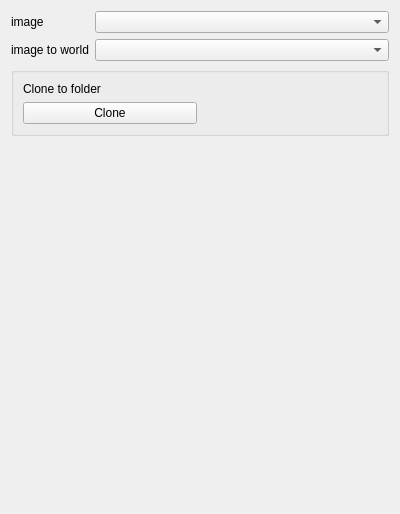
Old version of the form Code/Gui/MITK/Plugins/uk.ac.ucl.cmic.igitrackedimage/src/internal/TrackedImageView.ui in the repository NifTK/NifTK.
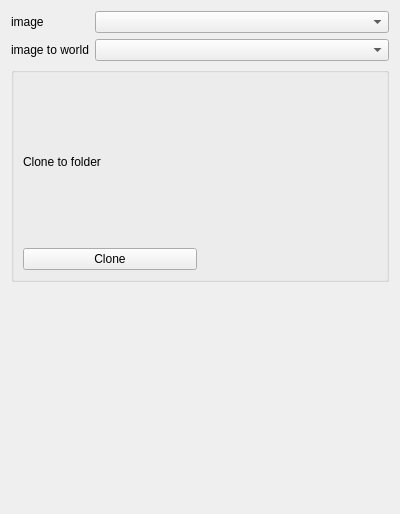
New version of the form. Custom widgets are drawn as their Qt base class.

Patch:
```diff
--- a/Code/Gui/MITK/Plugins/uk.ac.ucl.cmic.igitrackedimage/src/internal/TrackedImageView.ui
+++ b/Code/Gui/MITK/Plugins/uk.ac.ucl.cmic.igitrackedimage/src/internal/TrackedImageView.ui
@@ -79,17 +79,7 @@
       </widget>
      </item>
      <item>
-      <spacer name="verticalSpacer">
-       <property name="orientation">
-        <enum>Qt::Vertical</enum>
-       </property>
-       <property name="sizeHint" stdset="0">
-        <size>
-         <width>20</width>
-         <height>40</height>
-        </size>
-       </property>
-      </spacer>
+      <widget class="QmitkRenderWindow" name="m_RenderWindow" native="true"/>
      </item>
     </layout>
    </item>
@@ -108,6 +98,12 @@
    <header>ctkPathLineEdit.h</header>
    <container>1</container>
   </customwidget>
+  <customwidget>
+   <class>QmitkRenderWindow</class>
+   <extends>QWidget</extends>
+   <header>QmitkRenderWindow.h</header>
+   <container>1</container>
+  </customwidget>
  </customwidgets>
  <resources/>
  <connections/>
```
